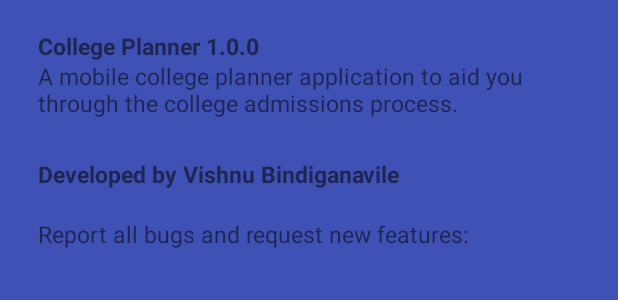
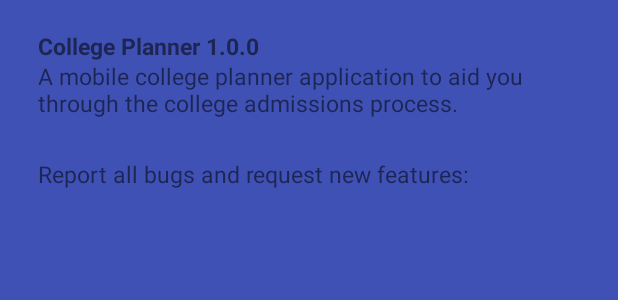
Before and after one commit to vibindi/my-college-planner-app, an Android app: the layout about_dialog.xml on its own in the app's theme, with its tools: preview values and no code run, on a phone screen of 412 x 824 dp. Shown: the top 300 px of the screen. Run offline under Robolectric (Android 15) with nearby library versions, the light colour scheme and no system bars.

Commit message:
Edited the about dialog

```diff
--- a/app/src/main/res/layout/about_dialog.xml
+++ b/app/src/main/res/layout/about_dialog.xml
@@ -33,14 +33,6 @@
         android:layout_height="40dp"
         android:layout_marginLeft="25dp"
         android:layout_marginRight="25dp"
-        android:text="Developed by Vishnu Bindiganavile"
-        android:textStyle="bold"
-        android:textSize="15dp"/>
-    <TextView
-        android:layout_width="match_parent"
-        android:layout_height="40dp"
-        android:layout_marginLeft="25dp"
-        android:layout_marginRight="25dp"
         android:text="Report all bugs and request new features:"
         android:textSize="15dp"/>
     <TextView
```
